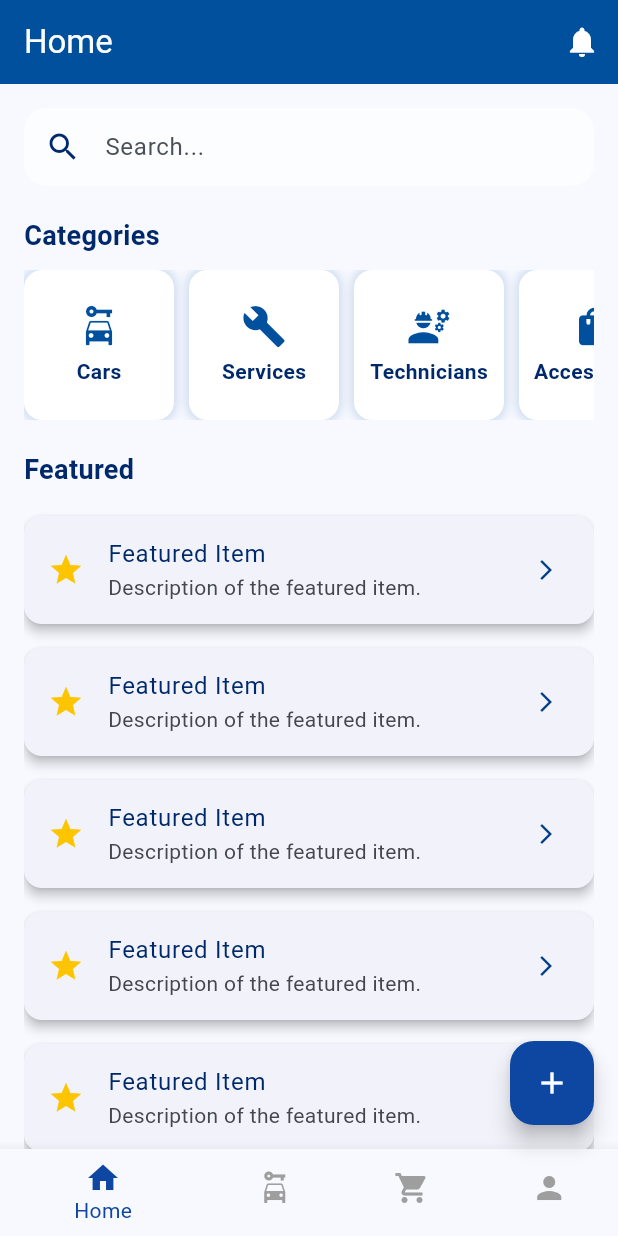
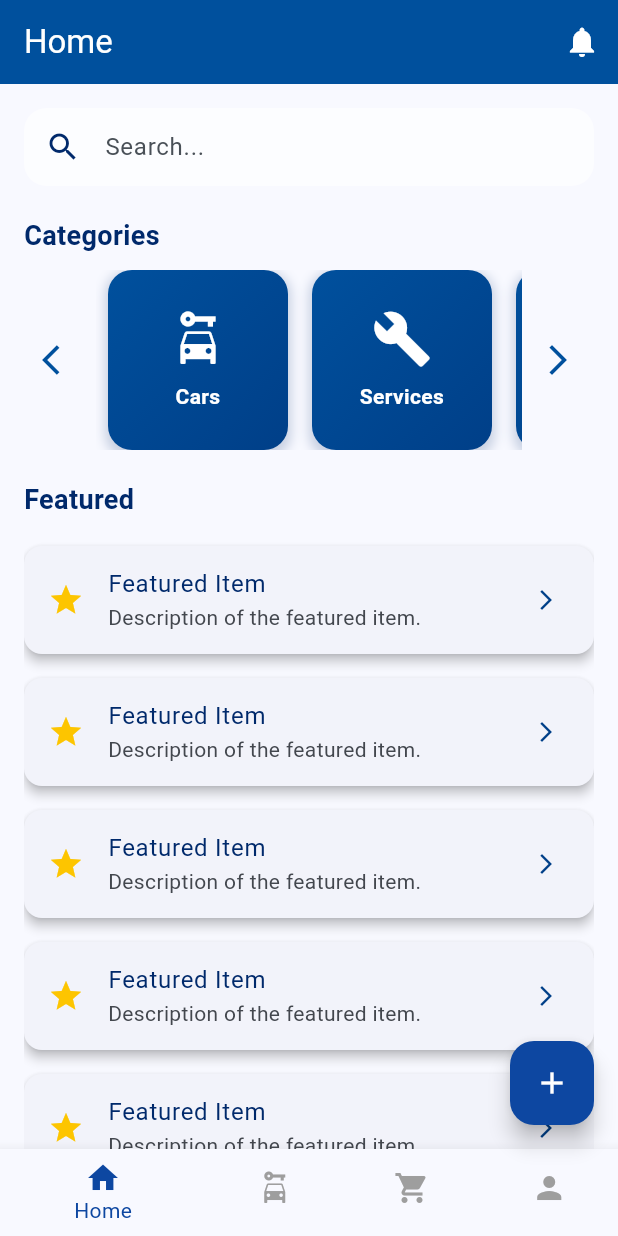
Before and after one commit to engbasel/Door-To-Door-APP, a Flutter app: the screen it shows after launch, on a phone screen of 412 x 824 dp. Run offline on Flutter 3.47's test engine with Material 3 defaults, Android fonts, the light colour scheme and no system bars.

Commit message:
`Refactor: Rename CategoriesSection widget to categories_section and update CategoryCard widget`

```diff
--- a/lib/features/home/presention/views/home_viwe.dart
+++ b/lib/features/home/presention/views/home_viwe.dart
@@ -1,5 +1,5 @@
 import 'package:carsapp/core/AppColors.dart';
-import 'package:carsapp/features/home/presention/widgets/CategoriesSection.dart';
+import 'package:carsapp/features/home/presention/widgets/categories_section.dart';
 import 'package:carsapp/features/home/presention/widgets/CoustomSearchBar.dart';
 import 'package:carsapp/features/home/presention/widgets/Featured_Item.dart';
 import 'package:flutter/material.dart';
--- a/lib/features/home/presention/widgets/CategoriesSection.dart
+++ /dev/null
@@ -1,40 +0,0 @@
-import 'package:carsapp/features/home/presention/widgets/Category_Card.dart';
-import 'package:flutter/material.dart';
-
-class CategoriesSection extends StatelessWidget {
-  const CategoriesSection({
-    super.key,
-  });
-
-  @override
-  Widget build(BuildContext context) {
-    return SizedBox(
-      height: 100,
-      child: ListView(
-        scrollDirection: Axis.horizontal,
-        children: [
-          categoryCard(
-            onTap: () {},
-            title: 'Cars',
-            icon: Icons.car_rental,
-          ),
-          categoryCard(
-            title: 'Services',
-            onTap: () {},
-            icon: Icons.build,
-          ),
-          categoryCard(
-            title: 'Technicians',
-            icon: Icons.engineering,
-            onTap: () {},
-          ),
-          categoryCard(
-            title: 'Accessories',
-            icon: Icons.shopping_bag,
-            onTap: () {},
-          ),
-        ],
-      ),
-    );
-  }
-}
--- a/lib/features/home/presention/widgets/Category_Card.dart
+++ b/lib/features/home/presention/widgets/Category_Card.dart
@@ -1,14 +1,12 @@
-// =================== Category Card Widget ===================
+import 'package:flutter/material.dart';
 import 'package:carsapp/core/AppColors.dart';
-import 'package:flutter/material.dart';
 
-// ignore: must_be_immutable, camel_case_types
-class categoryCard extends StatelessWidget {
+class CategoryCard extends StatelessWidget {
   final String title;
   final IconData icon;
-  void Function() onTap;
+  final VoidCallback onTap;
 
-  categoryCard({
+  const CategoryCard({
     super.key,
     required this.title,
     required this.icon,
@@ -19,31 +17,40 @@ class categoryCard extends StatelessWidget {
   Widget build(BuildContext context) {
     return GestureDetector(
       onTap: onTap,
-      child: Container(
-        width: 100,
-        margin: const EdgeInsets.only(right: 10),
+      child: AnimatedContainer(
+        duration: const Duration(milliseconds: 300),
+        width: 120,
+        margin: const EdgeInsets.symmetric(horizontal: 8),
+        padding: const EdgeInsets.all(10),
         decoration: BoxDecoration(
-          color: Colors.white,
-          borderRadius: BorderRadius.circular(12),
+          gradient: LinearGradient(
+            colors: [AppColors.primaryBlue, AppColors.secondaryBlue],
+            begin: Alignment.topLeft,
+            end: Alignment.bottomRight,
+          ),
+          borderRadius: BorderRadius.circular(16),
           boxShadow: [
             BoxShadow(
-              color: AppColors.primaryBlue.withOpacity(0.2),
-              blurRadius: 5,
-              spreadRadius: 1,
+              color: AppColors.darkBlue.withOpacity(0.2),
+              blurRadius: 6,
+              spreadRadius: 2,
+              offset: const Offset(0, 3),
             ),
           ],
         ),
         child: Column(
           mainAxisAlignment: MainAxisAlignment.center,
           children: [
-            Icon(icon, size: 30, color: AppColors.primaryBlue),
-            const SizedBox(height: 5),
+            Icon(icon, size: 40, color: Colors.white),
+            const SizedBox(height: 8),
             Text(
               title,
+              textAlign: TextAlign.center,
               style: const TextStyle(
-                  fontSize: 14,
-                  fontWeight: FontWeight.bold,
-                  color: AppColors.darkBlue),
+                fontSize: 14,
+                fontWeight: FontWeight.bold,
+                color: Colors.white,
+              ),
             ),
           ],
         ),
--- /dev/null
+++ b/lib/features/home/presention/widgets/categories_section.dart
@@ -0,0 +1,84 @@
+import 'package:flutter/material.dart';
+import 'package:carsapp/features/home/presention/widgets/Category_Card.dart';
+import 'package:carsapp/core/AppColors.dart';
+
+class CategoriesSection extends StatefulWidget {
+  const CategoriesSection({super.key});
+
+  @override
+  _CategoriesSectionState createState() => _CategoriesSectionState();
+}
+
+class _CategoriesSectionState extends State<CategoriesSection> {
+  final ScrollController _scrollController = ScrollController();
+
+  void _scrollLeft() {
+    _scrollController.animateTo(
+      _scrollController.offset - 200, // Adjust scroll distance
+      duration: const Duration(milliseconds: 300),
+      curve: Curves.easeInOut,
+    );
+  }
+
+  void _scrollRight() {
+    _scrollController.animateTo(
+      _scrollController.offset + 200, // Adjust scroll distance
+      duration: const Duration(milliseconds: 300),
+      curve: Curves.easeInOut,
+    );
+  }
+
+  @override
+  Widget build(BuildContext context) {
+    return SizedBox(
+      height: 120,
+      child: Row(
+        children: [
+          // Left Arrow
+          IconButton(
+            color: Colors.blue,
+            icon: Icon(Icons.arrow_back_ios, color: AppColors.primaryBlue),
+            onPressed: _scrollLeft,
+          ),
+
+          // Scrollable List
+          Expanded(
+            child: ListView(
+              controller: _scrollController,
+              scrollDirection: Axis.horizontal,
+              children: [
+                CategoryCard(
+                  onTap: () {},
+                  title: 'Cars',
+                  icon: Icons.car_rental,
+                ),
+                CategoryCard(
+                  title: 'Services',
+                  onTap: () {},
+                  icon: Icons.build,
+                ),
+                CategoryCard(
+                  title: 'Technicians',
+                  icon: Icons.engineering,
+                  onTap: () {},
+                ),
+                CategoryCard(
+                  title: 'Accessories',
+                  icon: Icons.shopping_bag,
+                  onTap: () {},
+                ),
+              ],
+            ),
+          ),
+
+          // Right Arrow
+          IconButton(
+            color: Colors.blue,
+            icon: Icon(Icons.arrow_forward_ios, color: AppColors.primaryBlue),
+            onPressed: _scrollRight,
+          ),
+        ],
+      ),
+    );
+  }
+}
```
